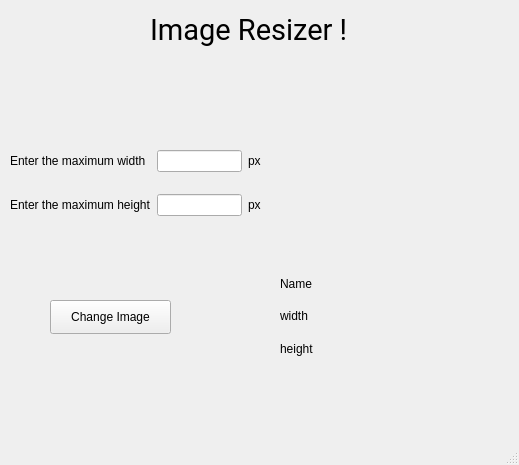
Roshan-R/Govtimageresizer, file main.ui: the form before one commit.
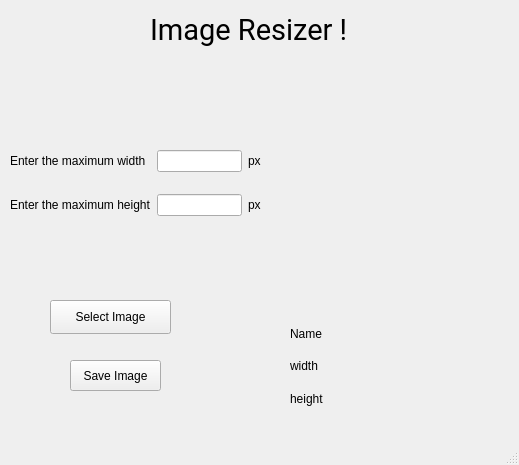
The form after the commit. Icons and pictures are not drawn.

Patch:
```diff
--- a/main.ui
+++ b/main.ui
@@ -76,10 +76,10 @@
      </rect>
     </property>
     <property name="text">
-     <string>Change Image</string>
+     <string>Select Image</string>
     </property>
    </widget>
-   <widget class="QWidget" name="">
+   <widget class="QWidget" name="layoutWidget">
     <property name="geometry">
      <rect>
       <x>10</x>
@@ -125,11 +125,11 @@
      </item>
     </layout>
    </widget>
-   <widget class="QWidget" name="">
+   <widget class="QWidget" name="layoutWidget">
     <property name="geometry">
      <rect>
-      <x>280</x>
-      <y>270</y>
+      <x>290</x>
+      <y>320</y>
       <width>171</width>
       <height>92</height>
      </rect>
@@ -179,6 +179,19 @@
      </item>
     </layout>
    </widget>
+   <widget class="QPushButton" name="SaveButton">
+    <property name="geometry">
+     <rect>
+      <x>70</x>
+      <y>360</y>
+      <width>91</width>
+      <height>31</height>
+     </rect>
+    </property>
+    <property name="text">
+     <string>Save Image</string>
+    </property>
+   </widget>
   </widget>
   <widget class="QMenuBar" name="menubar">
    <property name="geometry">
```
Left out of the diff: 2 changed lines with no effect on the pictures.
